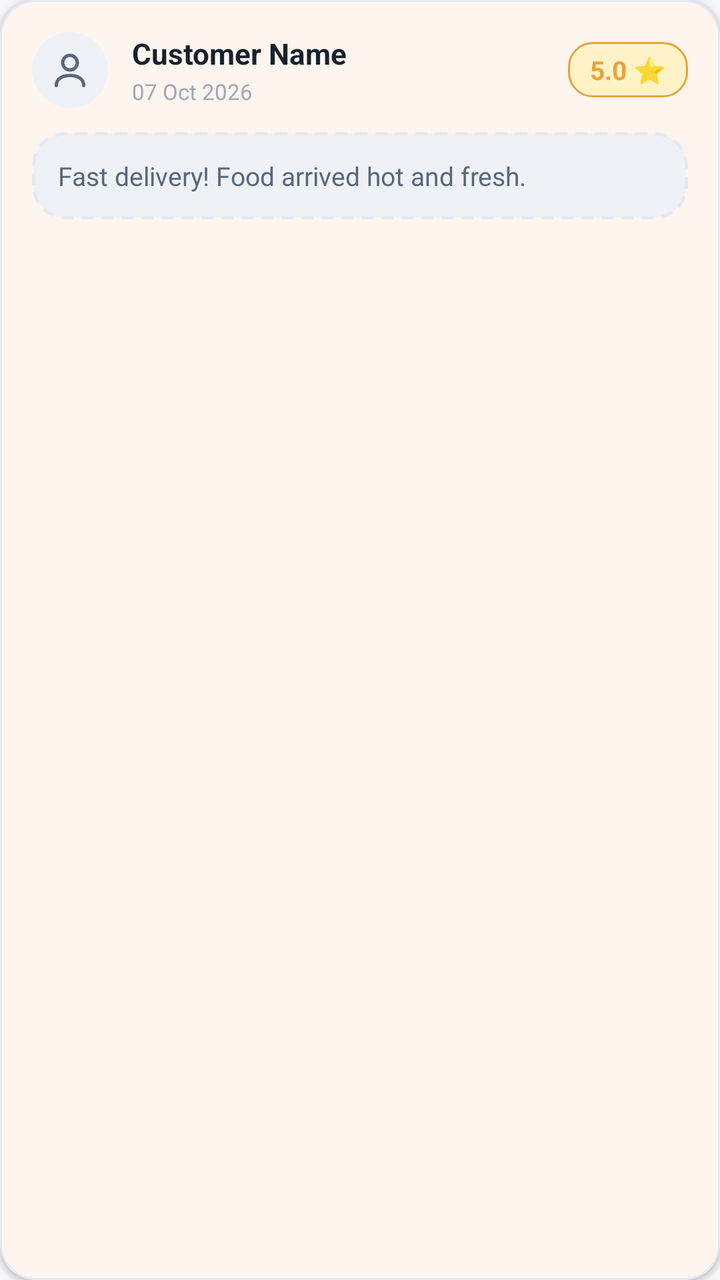
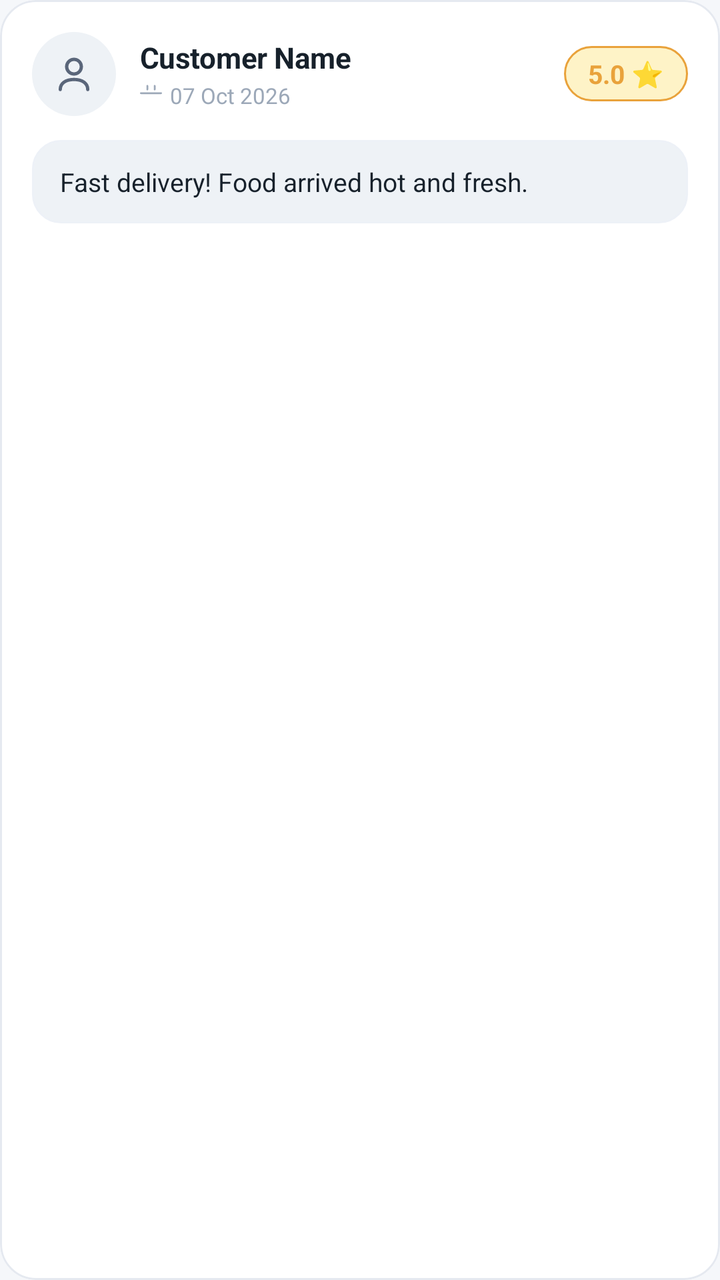

Before-and-after screenshots of an Android layout around one commit, followed by the original layout XML and the change that was made.
<!-- AndroidManifest.xml: application theme Theme.AKRHunger -->
<!-- res/layout/item_driver_review.xml -->
<?xml version="1.0" encoding="utf-8"?>
<com.google.android.material.card.MaterialCardView
    xmlns:android="http://schemas.android.com/apk/res/android"
    xmlns:app="http://schemas.android.com/apk/res-auto"
    android:layout_width="match_parent"
    android:layout_height="wrap_content"
    android:layout_marginBottom="12dp"
    app:cardCornerRadius="18dp"
    app:cardElevation="1.5dp"
    app:strokeColor="@color/card_border"
    app:strokeWidth="1dp"
    app:cardBackgroundColor="@color/surface">

    <LinearLayout
        android:layout_width="match_parent"
        android:layout_height="wrap_content"
        android:orientation="vertical"
        android:padding="16dp">

        <RelativeLayout
            android:layout_width="match_parent"
            android:layout_height="wrap_content">

            <LinearLayout
                android:layout_width="wrap_content"
                android:layout_height="wrap_content"
                android:layout_alignParentStart="true"
                android:layout_centerVertical="true"
                android:orientation="horizontal"
                android:gravity="center_vertical">

                <FrameLayout
                    android:layout_width="38dp"
                    android:layout_height="38dp"
                    android:background="@drawable/bg_pill_primary"
                    android:backgroundTint="@color/surface_variant"
                    android:padding="8dp">

                    <ImageView
                        android:layout_width="match_parent"
                        android:layout_height="match_parent"
                        android:src="@drawable/ic_profile"
                        app:tint="@color/text_secondary" />
                </FrameLayout>

                <LinearLayout
                    android:layout_width="wrap_content"
                    android:layout_height="wrap_content"
                    android:layout_marginStart="12dp"
                    android:orientation="vertical">

                    <TextView
                        android:id="@+id/tv_review_customer"
                        android:layout_width="wrap_content"
                        android:layout_height="wrap_content"
                        android:text="Customer Name"
                        android:textColor="@color/text_primary"
                        android:textSize="14.5sp"
                        android:textStyle="bold" />

                    <TextView
                        android:id="@+id/tv_review_date"
                        android:layout_width="wrap_content"
                        android:layout_height="wrap_content"
                        android:layout_marginTop="2dp"
                        android:text="07 Oct 2026"
                        android:textColor="@color/text_hint"
                        android:textSize="11sp" />
                </LinearLayout>
            </LinearLayout>

            <TextView
                android:id="@+id/tv_review_rating_stars"
                android:layout_width="wrap_content"
                android:layout_height="wrap_content"
                android:layout_alignParentEnd="true"
                android:layout_centerVertical="true"
                android:background="@drawable/bg_amber_soft"
                android:paddingHorizontal="11dp"
                android:paddingVertical="5dp"
                android:text="5.0 ⭐"
                android:textColor="@color/secondary"
                android:textSize="13sp"
                android:textStyle="bold" />
        </RelativeLayout>

        <TextView
            android:id="@+id/tv_review_comment"
            android:layout_width="match_parent"
            android:layout_height="wrap_content"
            android:layout_marginTop="12dp"
            android:background="@drawable/bg_doc_card"
            android:padding="13dp"
            android:text="Fast delivery! Food arrived hot and fresh."
            android:textColor="@color/text_secondary"
            android:textSize="13sp"
            android:lineSpacingExtra="2dp" />
    </LinearLayout>
</com.google.android.material.card.MaterialCardView>
<!-- resources referenced by this layout -->
<resources>
  <color name="card_border">#E5E9F0</color>
  <color name="secondary">#E9A23B</color>
  <color name="surface">#FFFFFF</color>
  <color name="surface_variant">#EEF2F6</color>
  <color name="text_hint">#9CA8B8</color>
  <color name="text_primary">#17212B</color>
  <color name="text_secondary">#5A667A</color>
  <!-- drawable bg_amber_soft (drawable) -->
  <?xml version="1.0" encoding="utf-8"?>
  <shape xmlns:android="http://schemas.android.com/apk/res/android"
      android:shape="rectangle">
      <solid android:color="@color/warning_light" />
      <corners android:radius="12dp" />
      <stroke android:width="1dp" android:color="@color/warning" />
  </shape>
  <!-- drawable bg_doc_card (drawable) -->
  <?xml version="1.0" encoding="utf-8"?>
  <shape xmlns:android="http://schemas.android.com/apk/res/android"
      android:shape="rectangle">
      <solid android:color="@color/surface_variant" />
      <corners android:radius="16dp" />
      <stroke
          android:width="1.5dp"
          android:color="@color/card_border"
          android:dashWidth="6dp"
          android:dashGap="4dp" />
  </shape>
  <color name="warning_light">#FEF3C7</color>
  <color name="warning">#E9A23B</color>
  <color name="primary">#FF6B00</color>
  <color name="primary_dark">#E85D04</color>
  <color name="on_primary">#FFFFFF</color>
  <color name="on_secondary">#17212B</color>
  <color name="background">#F5F7FA</color>
  <color name="on_surface">#17212B</color>
  <style name="ThemeOverlay.AKR.BottomSheetDialog" parent="ThemeOverlay.Material3.BottomSheetDialog">
          <item name="bottomSheetStyle">@style/Widget.AKR.BottomSheet</item>
      </style>
  <style name="ShapeAppearance.AKR.Dialog" parent="">
          <item name="cornerFamily">rounded</item>
          <item name="cornerSize">24dp</item>
      </style>
  <style name="TextAppearance.AKR.Dialog.Title" parent="MaterialAlertDialog.Material3.Title.Text">
          <item name="android:textColor">@color/text_primary</item>
          <item name="android:textSize">19sp</item>
          <item name="android:fontFamily">sans-serif-black</item>
      </style>
  <style name="TextAppearance.AKR.Dialog.Body" parent="MaterialAlertDialog.Material3.Body.Text">
          <item name="android:textColor">@color/text_secondary</item>
          <item name="android:textSize">14sp</item>
          <item name="android:fontFamily">sans-serif</item>
          <item name="android:lineSpacingMultiplier">1.3</item>
      </style>
  <style name="Widget.AKR.BottomSheet" parent="Widget.Material3.BottomSheet">
          <item name="shapeAppearanceOverlay">@style/ShapeAppearance.AKR.BottomSheet</item>
          <item name="backgroundTint">@color/surface</item>
      </style>
  <color name="info">#2563EB</color>
  <style name="ShapeAppearance.AKR.BottomSheet" parent="">
          <item name="cornerFamily">rounded</item>
          <item name="cornerSizeTopLeft">28dp</item>
          <item name="cornerSizeTopRight">28dp</item>
      </style>
  <!-- unchanged entries left out for length: 7 -->
</resources>

<!-- the commit's change to res/layout/item_driver_review.xml (unified diff, before → after) -->
@@ -5,11 +5,11 @@
     android:layout_width="match_parent"
     android:layout_height="wrap_content"
     android:layout_marginBottom="12dp"
+    app:cardBackgroundColor="@color/surface"
     app:cardCornerRadius="18dp"
-    app:cardElevation="1.5dp"
+    app:cardElevation="0dp"
     app:strokeColor="@color/card_border"
-    app:strokeWidth="1dp"
-    app:cardBackgroundColor="@color/surface">
+    app:strokeWidth="1dp">
 
     <LinearLayout
         android:layout_width="match_parent"
@@ -17,6 +17,7 @@
         android:orientation="vertical"
         android:padding="16dp">
 
+        
         <RelativeLayout
             android:layout_width="match_parent"
             android:layout_height="wrap_content">
@@ -26,21 +27,25 @@
                 android:layout_height="wrap_content"
                 android:layout_alignParentStart="true"
                 android:layout_centerVertical="true"
-                android:orientation="horizontal"
-                android:gravity="center_vertical">
+                android:layout_toStartOf="@id/tv_review_rating_stars"
+                android:layout_marginEnd="10dp"
+                android:gravity="center_vertical"
+                android:orientation="horizontal">
 
+                
                 <FrameLayout
-                    android:layout_width="38dp"
-                    android:layout_height="38dp"
+                    android:layout_width="42dp"
+                    android:layout_height="42dp"
                     android:background="@drawable/bg_pill_primary"
                     android:backgroundTint="@color/surface_variant"
-                    android:padding="8dp">
+                    android:padding="10dp">
 
                     <ImageView
                         android:layout_width="match_parent"
                         android:layout_height="match_parent"
                         android:src="@drawable/ic_profile"
-                        app:tint="@color/text_secondary" />
+                        app:tint="@color/text_secondary"
+                        android:contentDescription="Customer Avatar" />
                 </FrameLayout>
 
                 <LinearLayout
@@ -56,27 +61,44 @@
                         android:text="Customer Name"
                         android:textColor="@color/text_primary"
                         android:textSize="14.5sp"
-                        android:textStyle="bold" />
+                        android:textStyle="bold"
+                        android:letterSpacing="-0.01" />
 
-                    <TextView
-                        android:id="@+id/tv_review_date"
+                    <LinearLayout
                         android:layout_width="wrap_content"
                         android:layout_height="wrap_content"
                         android:layout_marginTop="2dp"
-                        android:text="07 Oct 2026"
-                        android:textColor="@color/text_hint"
-                        android:textSize="11sp" />
+                        android:gravity="center_vertical"
+                        android:orientation="horizontal">
+
+                        <ImageView
+                            android:layout_width="11dp"
+                            android:layout_height="11dp"
+                            android:src="@drawable/ic_calendar"
+                            app:tint="@color/text_hint"
+                            android:contentDescription="Date" />
+
+                        <TextView
+                            android:id="@+id/tv_review_date"
+                            android:layout_width="wrap_content"
+                            android:layout_height="wrap_content"
+                            android:layout_marginStart="4dp"
+                            android:text="07 Oct 2026"
+                            android:textColor="@color/text_hint"
+                            android:textSize="11sp" />
+                    </LinearLayout>
                 </LinearLayout>
             </LinearLayout>
 
+            
             <TextView
                 android:id="@+id/tv_review_rating_stars"
                 android:layout_width="wrap_content"
                 android:layout_height="wrap_content"
                 android:layout_alignParentEnd="true"
                 android:layout_centerVertical="true"
-                android:background="@drawable/bg_amber_soft"
-                android:paddingHorizontal="11dp"
+                android:background="@drawable/bg_pill_amber_soft"
+                android:paddingHorizontal="12dp"
                 android:paddingVertical="5dp"
                 android:text="5.0 ⭐"
                 android:textColor="@color/secondary"
@@ -84,16 +106,25 @@
                 android:textStyle="bold" />
         </RelativeLayout>
 
-        <TextView
-            android:id="@+id/tv_review_comment"
+        
+        <LinearLayout
             android:layout_width="match_parent"
             android:layout_height="wrap_content"
             android:layout_marginTop="12dp"
-            android:background="@drawable/bg_doc_card"
-            android:padding="13dp"
-            android:text="Fast delivery! Food arrived hot and fresh."
-            android:textColor="@color/text_secondary"
-            android:textSize="13sp"
-            android:lineSpacingExtra="2dp" />
+            android:background="@drawable/bg_quote_bubble"
+            android:orientation="vertical"
+            android:paddingHorizontal="14dp"
+            android:paddingVertical="12dp">
+
+            <TextView
+                android:id="@+id/tv_review_comment"
+                android:layout_width="match_parent"
+                android:layout_height="wrap_content"
+                android:text="Fast delivery! Food arrived hot and fresh."
+                android:textColor="@color/text_primary"
+                android:textSize="13sp"
+                android:lineSpacingExtra="2.5dp" />
+        </LinearLayout>
+
     </LinearLayout>
 </com.google.android.material.card.MaterialCardView>
<!-- resource entries referenced after the edit -->
@@ -7,29 +7,41 @@
   <color name="text_hint">#9CA8B8</color>
   <color name="text_primary">#17212B</color>
   <color name="text_secondary">#5A667A</color>
-  <!-- drawable bg_amber_soft (drawable) -->
+  <!-- drawable bg_pill_amber_soft (drawable) -->
   <?xml version="1.0" encoding="utf-8"?>
   <shape xmlns:android="http://schemas.android.com/apk/res/android"
       android:shape="rectangle">
+      <corners android:radius="999dp" />
       <solid android:color="@color/warning_light" />
-      <corners android:radius="12dp" />
       <stroke android:width="1dp" android:color="@color/warning" />
   </shape>
-  <!-- drawable bg_doc_card (drawable) -->
+  <!-- drawable bg_quote_bubble (drawable) -->
   <?xml version="1.0" encoding="utf-8"?>
   <shape xmlns:android="http://schemas.android.com/apk/res/android"
       android:shape="rectangle">
+      <corners android:radius="14dp" />
       <solid android:color="@color/surface_variant" />
-      <corners android:radius="16dp" />
       <stroke
-          android:width="1.5dp"
-          android:color="@color/card_border"
-          android:dashWidth="6dp"
-          android:dashGap="4dp" />
+          android:width="1dp"
+          android:color="@color/card_border_subtle" />
   </shape>
+  <!-- drawable ic_calendar (drawable) -->
+  <vector xmlns:android="http://schemas.android.com/apk/res/android"
+      android:width="24dp" android:height="24dp"
+      android:viewportWidth="24" android:viewportHeight="24">
+      <rect android:fillColor="@android:color/transparent"
+          android:pathData="M3,4h18a2,2 0,0 1,2,2v14a2,2 0,0 1,-2,2H3a2,2 0,0 1,-2,-2V6a2,2 0,0 1,2,-2z"
+          android:strokeColor="#666" android:strokeWidth="2"
+          android:strokeLineCap="round" android:strokeLineJoin="round" />
+      <path android:fillColor="@android:color/transparent"
+          android:pathData="M16,2v4M8,2v4M1,10h22"
+          android:strokeColor="#666" android:strokeWidth="2"
+          android:strokeLineCap="round" android:strokeLineJoin="round" />
+  </vector>
   <color name="warning_light">#FEF3C7</color>
   <color name="warning">#E9A23B</color>
   <color name="primary">#FF6B00</color>
+  <color name="card_border_subtle">#EDF1F7</color>
   <color name="primary_dark">#E85D04</color>
   <color name="on_primary">#FFFFFF</color>
   <color name="on_secondary">#17212B</color>
